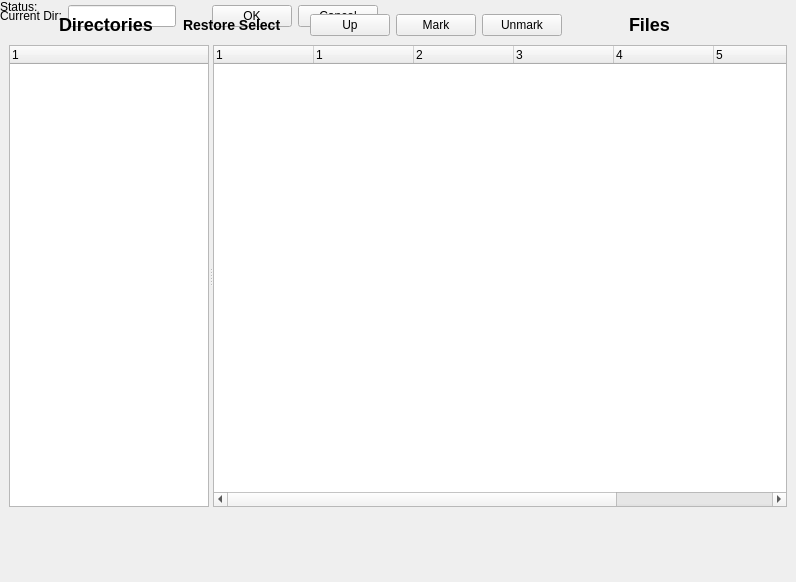
rkorzeniewski/bacula, file bacula/src/qt-console/restore/restore.ui: the form before one commit.
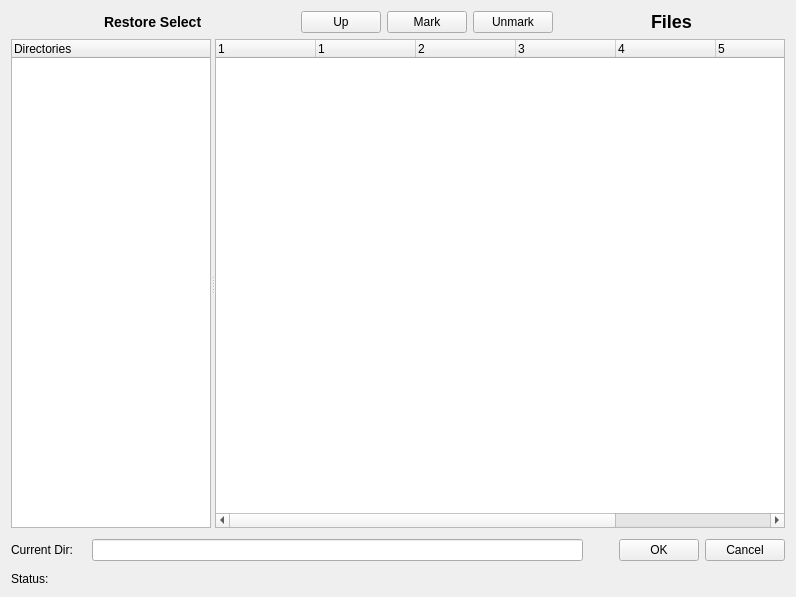
The form after the commit. Icons and pictures are not drawn.

Commit message: Rework restore dialog layout

Patch:
```diff
--- a/bacula/src/qt-console/restore/restore.ui
+++ b/bacula/src/qt-console/restore/restore.ui
@@ -6,21 +6,162 @@
     <x>0</x>
     <y>0</y>
     <width>796</width>
-    <height>582</height>
+    <height>597</height>
    </rect>
   </property>
   <property name="windowTitle" >
    <string>Form</string>
   </property>
+  <layout class="QGridLayout" >
+   <item row="0" column="0" >
+    <spacer>
+     <property name="orientation" >
+      <enum>Qt::Horizontal</enum>
+     </property>
+     <property name="sizeType" >
+      <enum>QSizePolicy::Expanding</enum>
+     </property>
+     <property name="sizeHint" >
+      <size>
+       <width>81</width>
+       <height>20</height>
+      </size>
+     </property>
+    </spacer>
+   </item>
+   <item row="0" column="1" >
+    <widget class="QLabel" name="label_5" >
+     <property name="maximumSize" >
+      <size>
+       <width>16777215</width>
+       <height>41</height>
+      </size>
+     </property>
+     <property name="text" >
+      <string>&lt;h3>Restore Select&lt;/h3></string>
+     </property>
+    </widget>
+   </item>
+   <item row="0" column="2" >
+    <spacer>
+     <property name="orientation" >
+      <enum>Qt::Horizontal</enum>
+     </property>
+     <property name="sizeType" >
+      <enum>QSizePolicy::Expanding</enum>
+     </property>
+     <property name="sizeHint" >
+      <size>
+       <width>51</width>
+       <height>21</height>
+      </size>
+     </property>
+    </spacer>
+   </item>
+   <item row="0" column="3" >
+    <widget class="QPushButton" name="upButton" >
+     <property name="sizePolicy" >
+      <sizepolicy vsizetype="Fixed" hsizetype="Fixed" >
+       <horstretch>0</horstretch>
+       <verstretch>0</verstretch>
+      </sizepolicy>
+     </property>
+     <property name="minimumSize" >
+      <size>
+       <width>35</width>
+       <height>0</height>
+      </size>
+     </property>
+     <property name="text" >
+      <string>Up</string>
+     </property>
+     <property name="icon" >
+      <iconset resource="../main.qrc" >:/images/up.png</iconset>
+     </property>
+    </widget>
+   </item>
+   <item row="0" column="4" >
+    <widget class="QPushButton" name="markButton" >
+     <property name="sizePolicy" >
+      <sizepolicy vsizetype="Fixed" hsizetype="Fixed" >
+       <horstretch>0</horstretch>
+       <verstretch>0</verstretch>
+      </sizepolicy>
+     </property>
+     <property name="minimumSize" >
+      <size>
+       <width>35</width>
+       <height>0</height>
+      </size>
+     </property>
+     <property name="text" >
+      <string>Mark</string>
+     </property>
+     <property name="icon" >
+      <iconset resource="../main.qrc" >:/images/check.png</iconset>
+     </property>
+    </widget>
+   </item>
+   <item row="0" column="5" >
+    <widget class="QPushButton" name="unmarkButton" >
+     <property name="sizePolicy" >
+      <sizepolicy vsizetype="Fixed" hsizetype="Fixed" >
+       <horstretch>0</horstretch>
+       <verstretch>0</verstretch>
+      </sizepolicy>
+     </property>
+     <property name="minimumSize" >
+      <size>
+       <width>50</width>
+       <height>0</height>
+      </size>
+     </property>
+     <property name="text" >
+      <string>Unmark</string>
+     </property>
+     <property name="icon" >
+      <iconset resource="../main.qrc" >:/images/unchecked.png</iconset>
+     </property>
+    </widget>
+   </item>
+   <item row="0" column="6" >
+    <spacer>
+     <property name="orientation" >
+      <enum>Qt::Horizontal</enum>
+     </property>
+     <property name="sizeType" >
+      <enum>QSizePolicy::Expanding</enum>
+     </property>
+     <property name="sizeHint" >
+      <size>
+       <width>81</width>
+       <height>21</height>
+      </size>
+     </property>
+    </spacer>
+   </item>
+   <item row="0" column="7" >
+    <widget class="QLabel" name="label_2" >
+     <property name="text" >
+      <string>&lt;h2>Files&lt;/h2></string>
+     </property>
+    </widget>
+   </item>
+   <item row="0" column="8" >
+    <spacer>
+     <property name="orientation" >
+      <enum>Qt::Horizontal</enum>
+     </property>
+     <property name="sizeHint" >
+      <size>
+       <width>71</width>
+       <height>21</height>
+      </size>
+     </property>
+    </spacer>
+   </item>
+   <item row="1" column="0" colspan="9" >
   <widget class="QSplitter" name="splitter" >
-   <property name="geometry" >
-    <rect>
-     <x>9</x>
-     <y>45</y>
-     <width>778</width>
-     <height>462</height>
-    </rect>
-   </property>
    <property name="sizePolicy" >
     <sizepolicy vsizetype="Expanding" hsizetype="Expanding" >
      <horstretch>0</horstretch>
@@ -69,7 +210,7 @@
     </property>
     <column>
      <property name="text" >
-      <string>1</string>
+        <string>Directories</string>
      </property>
     </column>
    </widget>
@@ -144,23 +285,9 @@
     </column>
    </widget>
   </widget>
-  <widget class="QWidget" name="" >
+   </item>
+   <item row="2" column="0" colspan="9" >
    <layout class="QHBoxLayout" >
-    <property name="spacing" >
-     <number>6</number>
-    </property>
-    <property name="leftMargin" >
-     <number>0</number>
-    </property>
-    <property name="topMargin" >
-     <number>0</number>
-    </property>
-    <property name="rightMargin" >
-     <number>0</number>
-    </property>
-    <property name="bottomMargin" >
-     <number>0</number>
-    </property>
     <item>
      <widget class="QLabel" name="label" >
       <property name="sizePolicy" >
@@ -177,6 +304,19 @@
       </property>
      </widget>
     </item>
+     <item>
+      <widget class="QLabel" name="statusLine" >
+       <property name="sizePolicy" >
+        <sizepolicy vsizetype="Fixed" hsizetype="Fixed" >
+         <horstretch>0</horstretch>
+         <verstretch>0</verstretch>
+        </sizepolicy>
+       </property>
+       <property name="text" >
+        <string/>
+       </property>
+      </widget>
+     </item>
     <item>
      <widget class="QLineEdit" name="lineEdit" >
       <property name="minimumSize" >
@@ -218,25 +358,8 @@
      </widget>
     </item>
    </layout>
-  </widget>
-  <widget class="QWidget" name="" >
-   <layout class="QHBoxLayout" >
-    <property name="spacing" >
-     <number>6</number>
-    </property>
-    <property name="leftMargin" >
-     <number>0</number>
-    </property>
-    <property name="topMargin" >
-     <number>0</number>
-    </property>
-    <property name="rightMargin" >
-     <number>0</number>
-    </property>
-    <property name="bottomMargin" >
-     <number>0</number>
-    </property>
-    <item>
+   </item>
+   <item row="3" column="0" >
      <widget class="QLabel" name="label_4" >
       <property name="sizePolicy" >
        <sizepolicy vsizetype="Fixed" hsizetype="Fixed" >
@@ -249,203 +372,7 @@
       </property>
      </widget>
     </item>
-    <item>
-     <widget class="QLabel" name="statusLine" >
-      <property name="sizePolicy" >
-       <sizepolicy vsizetype="Fixed" hsizetype="Fixed" >
-        <horstretch>0</horstretch>
-        <verstretch>0</verstretch>
-       </sizepolicy>
-      </property>
-      <property name="text" >
-       <string/>
-      </property>
-     </widget>
-    </item>
-   </layout>
-  </widget>
-  <widget class="QWidget" name="" >
-   <property name="geometry" >
-    <rect>
-     <x>9</x>
-     <y>9</y>
-     <width>761</width>
-     <height>32</height>
-    </rect>
-   </property>
-   <layout class="QHBoxLayout" >
-    <item>
-     <spacer>
-      <property name="orientation" >
-       <enum>Qt::Horizontal</enum>
-      </property>
-      <property name="sizeType" >
-       <enum>QSizePolicy::Preferred</enum>
-      </property>
-      <property name="sizeHint" >
-       <size>
-        <width>50</width>
-        <height>30</height>
-       </size>
-      </property>
-     </spacer>
-    </item>
-    <item>
-     <widget class="QLabel" name="label_3" >
-      <property name="text" >
-       <string>&lt;h2>Directories&lt;/h2></string>
-      </property>
-     </widget>
-    </item>
-    <item>
-     <spacer>
-      <property name="orientation" >
-       <enum>Qt::Horizontal</enum>
-      </property>
-      <property name="sizeType" >
-       <enum>QSizePolicy::Expanding</enum>
-      </property>
-      <property name="sizeHint" >
-       <size>
-        <width>16</width>
-        <height>30</height>
-       </size>
-      </property>
-     </spacer>
-    </item>
-    <item>
-     <widget class="QLabel" name="label_5" >
-      <property name="maximumSize" >
-       <size>
-        <width>16777215</width>
-        <height>41</height>
-       </size>
-      </property>
-      <property name="text" >
-       <string>&lt;h3>Restore Select&lt;/h3></string>
-      </property>
-     </widget>
-    </item>
-    <item>
-     <spacer>
-      <property name="orientation" >
-       <enum>Qt::Horizontal</enum>
-      </property>
-      <property name="sizeType" >
-       <enum>QSizePolicy::Expanding</enum>
-      </property>
-      <property name="sizeHint" >
-       <size>
-        <width>16</width>
-        <height>20</height>
-       </size>
-      </property>
-     </spacer>
-    </item>
-    <item>
-     <widget class="QPushButton" name="upButton" >
-      <property name="sizePolicy" >
-       <sizepolicy vsizetype="Fixed" hsizetype="Fixed" >
-        <horstretch>0</horstretch>
-        <verstretch>0</verstretch>
-       </sizepolicy>
-      </property>
-      <property name="minimumSize" >
-       <size>
-        <width>35</width>
-        <height>0</height>
-       </size>
-      </property>
-      <property name="text" >
-       <string>Up</string>
-      </property>
-      <property name="icon" >
-       <iconset resource="../main.qrc" >:/images/up.png</iconset>
-      </property>
-     </widget>
-    </item>
-    <item>
-     <widget class="QPushButton" name="markButton" >
-      <property name="sizePolicy" >
-       <sizepolicy vsizetype="Fixed" hsizetype="Fixed" >
-        <horstretch>0</horstretch>
-        <verstretch>0</verstretch>
-       </sizepolicy>
-      </property>
-      <property name="minimumSize" >
-       <size>
-        <width>35</width>
-        <height>0</height>
-       </size>
-      </property>
-      <property name="text" >
-       <string>Mark</string>
-      </property>
-      <property name="icon" >
-       <iconset resource="../main.qrc" >:/images/check.png</iconset>
-      </property>
-     </widget>
-    </item>
-    <item>
-     <widget class="QPushButton" name="unmarkButton" >
-      <property name="sizePolicy" >
-       <sizepolicy vsizetype="Fixed" hsizetype="Fixed" >
-        <horstretch>0</horstretch>
-        <verstretch>0</verstretch>
-       </sizepolicy>
-      </property>
-      <property name="minimumSize" >
-       <size>
-        <width>50</width>
-        <height>0</height>
-       </size>
-      </property>
-      <property name="text" >
-       <string>Unmark</string>
-      </property>
-      <property name="icon" >
-       <iconset resource="../main.qrc" >:/images/unchecked.png</iconset>
-      </property>
-     </widget>
-    </item>
-    <item>
-     <spacer>
-      <property name="orientation" >
-       <enum>Qt::Horizontal</enum>
-      </property>
-      <property name="sizeType" >
-       <enum>QSizePolicy::Expanding</enum>
-      </property>
-      <property name="sizeHint" >
-       <size>
-        <width>61</width>
-        <height>20</height>
-       </size>
-      </property>
-     </spacer>
-    </item>
-    <item>
-     <widget class="QLabel" name="label_2" >
-      <property name="text" >
-       <string>&lt;h2>Files&lt;/h2></string>
-      </property>
-     </widget>
-    </item>
-    <item>
-     <spacer>
-      <property name="orientation" >
-       <enum>Qt::Horizontal</enum>
-      </property>
-      <property name="sizeHint" >
-       <size>
-        <width>100</width>
-        <height>30</height>
-       </size>
-      </property>
-     </spacer>
-    </item>
-   </layout>
-  </widget>
+  </layout>
   <action name="actionMark" >
    <property name="icon" >
     <iconset resource="../main.qrc" >:/images/check.png</iconset>
```
Left out of the diff: 3 changed lines with no effect on the pictures. Lines whose indentation alone changed are shown as unchanged.
